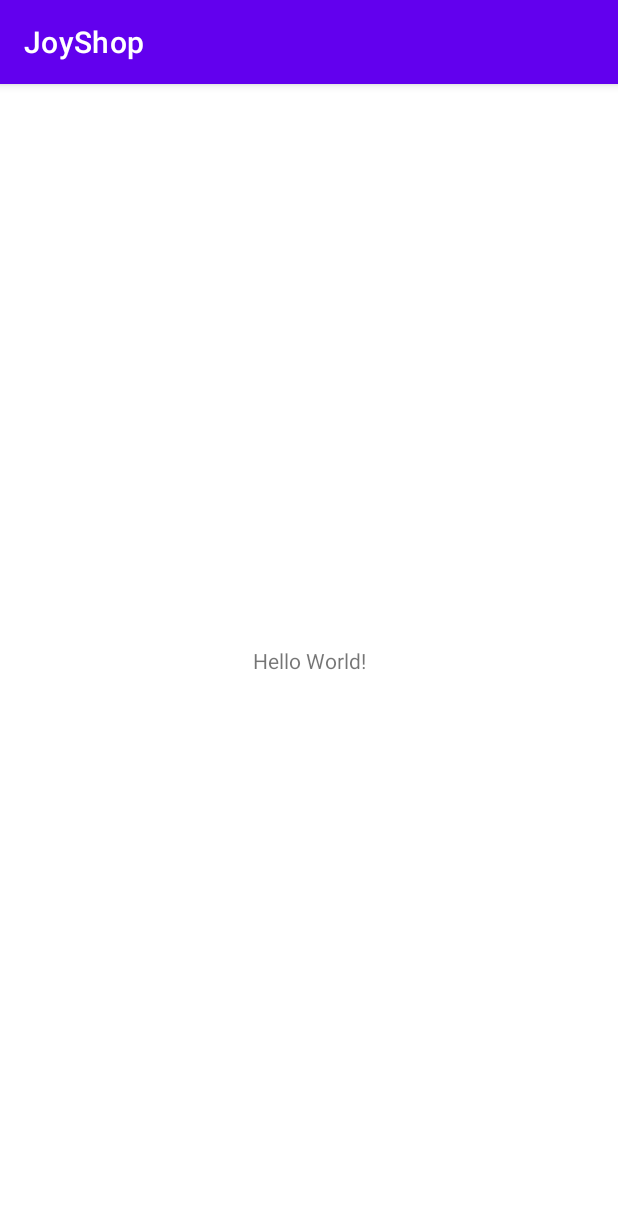
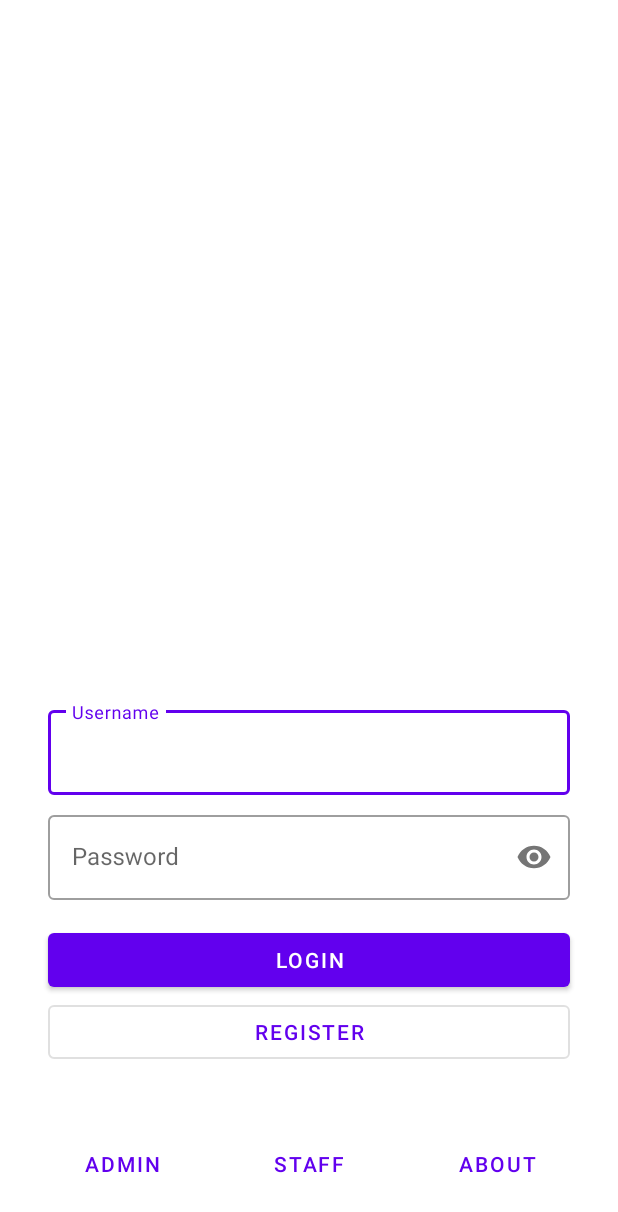
Before and after one commit to RadRasyad/JoyShop_Final_Project_2_Kampus_Merdeka_Hacktiv8, an Android app: the screen it shows after launch (MainActivity), on a phone screen of 412 x 824 dp. Shown: the top 1212 px of the screen. Run offline under Robolectric (Android 15) with nearby library versions, the phone set to English and light mode, and no system bars.

Commit message:
register user done

```diff
--- a/app/src/main/java/com/hacktiv8/joyshop/MainActivity.java
+++ /dev/null
@@ -1,14 +0,0 @@
-package com.hacktiv8.joyshop;
-
-import androidx.appcompat.app.AppCompatActivity;
-
-import android.os.Bundle;
-
-public class MainActivity extends AppCompatActivity {
-
-    @Override
-    protected void onCreate(Bundle savedInstanceState) {
-        super.onCreate(savedInstanceState);
-        setContentView(R.layout.activity_main);
-    }
-}
--- /dev/null
+++ b/app/src/main/java/com/hacktiv8/joyshop/ui/MainActivity.java
@@ -0,0 +1,46 @@
+package com.hacktiv8.joyshop.ui;
+
+import androidx.appcompat.app.AppCompatActivity;
+
+import android.content.Intent;
+import android.os.Bundle;
+
+import com.hacktiv8.joyshop.databinding.ActivityMainBinding;
+import com.hacktiv8.joyshop.ui.admin.AdminLoginActivity;
+import com.hacktiv8.joyshop.ui.staff.StaffLoginActivity;
+import com.hacktiv8.joyshop.ui.user.RegisterUserActivity;
+
+public class MainActivity extends AppCompatActivity {
+
+    private ActivityMainBinding binding;
+
+    @Override
+    protected void onCreate(Bundle savedInstanceState) {
+        super.onCreate(savedInstanceState);
+        binding = ActivityMainBinding.inflate(getLayoutInflater());
+        setContentView(binding.getRoot());
+
+        binding.btnRegister.setOnClickListener(v -> {
+            Intent intent = new Intent(MainActivity.this, RegisterUserActivity.class);
+            startActivity(intent);
+        });
+
+        binding.btnLogin.setOnClickListener(v -> {
+            loginUser();
+        });
+
+        binding.btnAdmin.setOnClickListener(v -> {
+            Intent intent = new Intent(MainActivity.this, AdminLoginActivity.class);
+            startActivity(intent);
+        });
+
+        binding.btnStaff.setOnClickListener(v -> {
+            Intent intent = new Intent(MainActivity.this, StaffLoginActivity.class);
+            startActivity(intent);
+        });
+    }
+
+    private void loginUser() {
+        //
+    }
+}
--- a/app/src/main/java/com/hacktiv8/joyshop/SplashScreen.java
+++ b/app/src/main/java/com/hacktiv8/joyshop/ui/SplashScreen.java
@@ -1,4 +1,4 @@
-package com.hacktiv8.joyshop;
+package com.hacktiv8.joyshop.ui;
 
 import androidx.appcompat.app.AppCompatActivity;
 
--- a/app/src/main/res/layout/activity_main.xml
+++ b/app/src/main/res/layout/activity_main.xml
@@ -4,15 +4,100 @@
     xmlns:tools="http://schemas.android.com/tools"
     android:layout_width="match_parent"
     android:layout_height="match_parent"
-    tools:context=".MainActivity">
+    android:paddingBottom="24dp"
+    tools:context=".ui.MainActivity">
 
-    <TextView
+    <com.google.android.material.textfield.TextInputLayout
+        android:id="@+id/usernameLayout"
+        style="@style/Widget.MaterialComponents.TextInputLayout.OutlinedBox"
+        android:layout_width="match_parent"
+        android:layout_height="wrap_content"
+        android:layout_marginHorizontal="32dp"
+        android:layout_marginBottom="8dp"
+        android:hint="@string/username"
+        app:layout_constraintBottom_toTopOf="@+id/passLayout"
+        app:layout_constraintEnd_toEndOf="parent"
+        app:layout_constraintStart_toStartOf="parent">
+
+        <com.google.android.material.textfield.TextInputEditText
+            android:id="@+id/inputUsername"
+            android:layout_width="match_parent"
+            android:layout_height="wrap_content"
+            android:inputType="text" />
+
+    </com.google.android.material.textfield.TextInputLayout>
+
+    <com.google.android.material.textfield.TextInputLayout
+        android:id="@+id/passLayout"
+        style="@style/Widget.MaterialComponents.TextInputLayout.OutlinedBox"
+        android:layout_width="match_parent"
+        android:layout_height="wrap_content"
+        android:layout_marginHorizontal="32dp"
+        android:layout_marginBottom="16dp"
+        android:hint="@string/password"
+        app:layout_constraintBottom_toTopOf="@+id/btnLogin"
+        app:layout_constraintEnd_toEndOf="parent"
+        app:layout_constraintStart_toStartOf="parent"
+        app:passwordToggleEnabled="true">
+
+        <com.google.android.material.textfield.TextInputEditText
+            android:id="@+id/inputPassword"
+            android:layout_width="match_parent"
+            android:layout_height="wrap_content"
+            android:inputType="textPassword" />
+
+    </com.google.android.material.textfield.TextInputLayout>
+
+    <com.google.android.material.button.MaterialButton
+        android:id="@+id/btnLogin"
+        android:layout_width="match_parent"
+        android:layout_height="wrap_content"
+        android:layout_marginHorizontal="32dp"
+        android:text="@string/login"
+        app:layout_constraintBottom_toTopOf="@+id/btnRegister"
+        app:layout_constraintEnd_toEndOf="parent"
+        app:layout_constraintStart_toStartOf="parent" />
+
+    <com.google.android.material.button.MaterialButton
+        android:id="@+id/btnRegister"
+        style="@style/Widget.MaterialComponents.Button.OutlinedButton"
+        android:layout_width="match_parent"
+        android:layout_height="wrap_content"
+        android:layout_marginHorizontal="32dp"
+        android:layout_marginBottom="40dp"
+        android:text="@string/register"
+        app:layout_constraintBottom_toTopOf="@+id/btnStaff"
+        app:layout_constraintEnd_toEndOf="parent"
+        app:layout_constraintStart_toStartOf="parent" />
+
+    <Button
+        android:id="@+id/btnAdmin"
+        style="@style/Widget.MaterialComponents.Button.TextButton"
         android:layout_width="wrap_content"
         android:layout_height="wrap_content"
-        android:text="Hello World!"
+        android:text="@string/admin"
+        app:layout_constraintBottom_toBottomOf="parent"
+        app:layout_constraintEnd_toStartOf="@+id/btnStaff"
+        app:layout_constraintStart_toStartOf="parent" />
+
+    <Button
+        android:id="@+id/btnStaff"
+        style="@style/Widget.MaterialComponents.Button.TextButton"
+        android:layout_width="wrap_content"
+        android:layout_height="wrap_content"
+        android:text="@string/staff"
         app:layout_constraintBottom_toBottomOf="parent"
         app:layout_constraintEnd_toEndOf="parent"
-        app:layout_constraintStart_toStartOf="parent"
-        app:layout_constraintTop_toTopOf="parent" />
+        app:layout_constraintStart_toStartOf="parent" />
+
+    <Button
+        android:id="@+id/btnAbout"
+        style="@style/Widget.MaterialComponents.Button.TextButton"
+        android:layout_width="wrap_content"
+        android:layout_height="wrap_content"
+        android:text="@string/about"
+        app:layout_constraintBottom_toBottomOf="parent"
+        app:layout_constraintEnd_toEndOf="parent"
+        app:layout_constraintStart_toEndOf="@+id/btnStaff" />
 
 </androidx.constraintlayout.widget.ConstraintLayout>
--- a/app/src/main/res/layout/activity_splash_screen.xml
+++ b/app/src/main/res/layout/activity_splash_screen.xml
@@ -4,7 +4,7 @@
     xmlns:tools="http://schemas.android.com/tools"
     android:layout_width="match_parent"
     android:layout_height="match_parent"
-    tools:context=".SplashScreen">
+    tools:context=".ui.SplashScreen">
 
     <ImageView
         android:layout_width="80dp"
--- a/app/src/main/res/values/strings.xml
+++ b/app/src/main/res/values/strings.xml
@@ -1,3 +1,13 @@
 <resources>
     <string name="app_name">JoyShop</string>
+    <string name="register">Register</string>
+    <string name="login">Login</string>
+    <string name="admin">Admin</string>
+    <string name="staff">Staff</string>
+    <string name="about">About</string>
+    <string name="password">Password</string>
+    <string name="username">Username</string>
+    <string name="comfirm_password">Comfirm Password</string>
+    <string name="phone_number">Phone Number</string>
+    <string name="email">Email</string>
 </resources>
```
Also changed, not shown: app/src/main/AndroidManifest.xml (+32 -5 lines).
